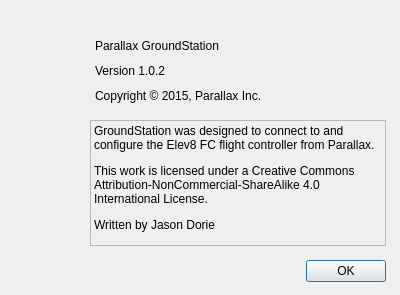
Old version of the form GroundStation-Qt/aboutbox.ui in the repository parallaxinc/Flight-Controller.
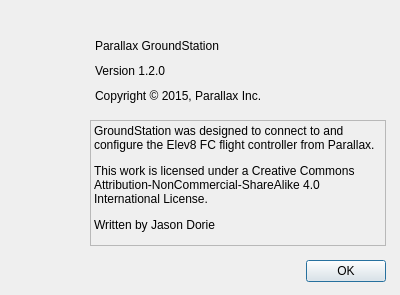
New version of the form. Icons and pictures are not drawn.

Patch:
```diff
--- a/GroundStation-Qt/aboutbox.ui
+++ b/GroundStation-Qt/aboutbox.ui
@@ -83,7 +83,7 @@
     </rect>
    </property>
    <property name="text">
-    <string>Version 1.0.2</string>
+    <string>Version 1.2.0</string>
    </property>
   </widget>
   <widget class="QLabel" name="label_4">
```
